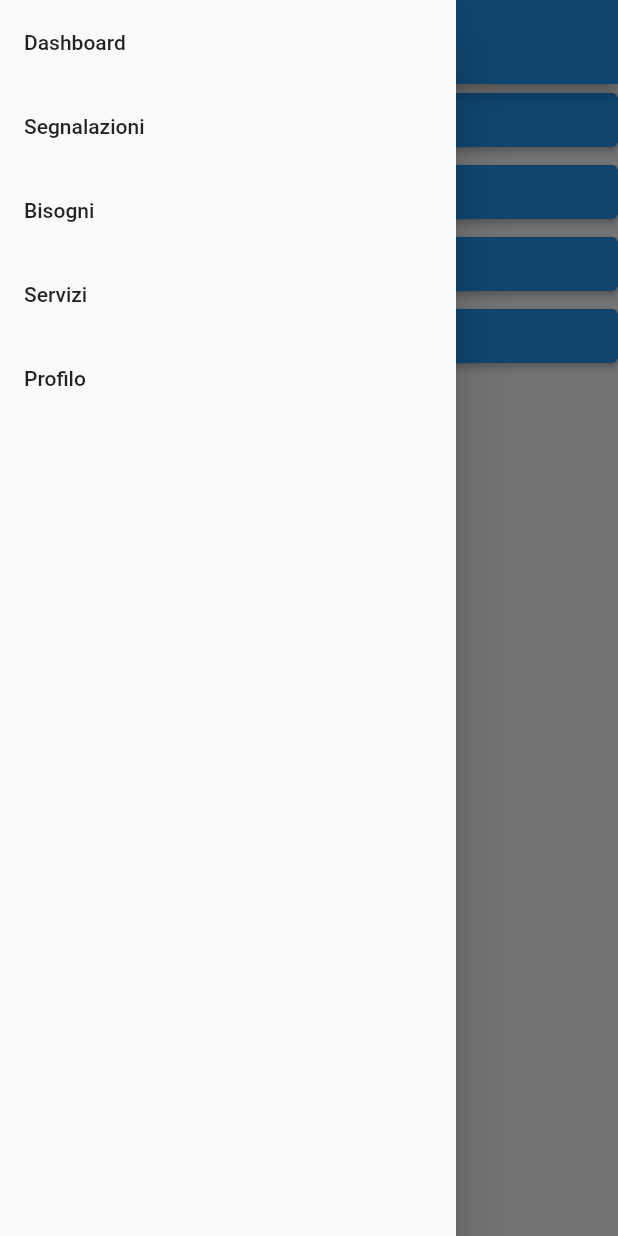
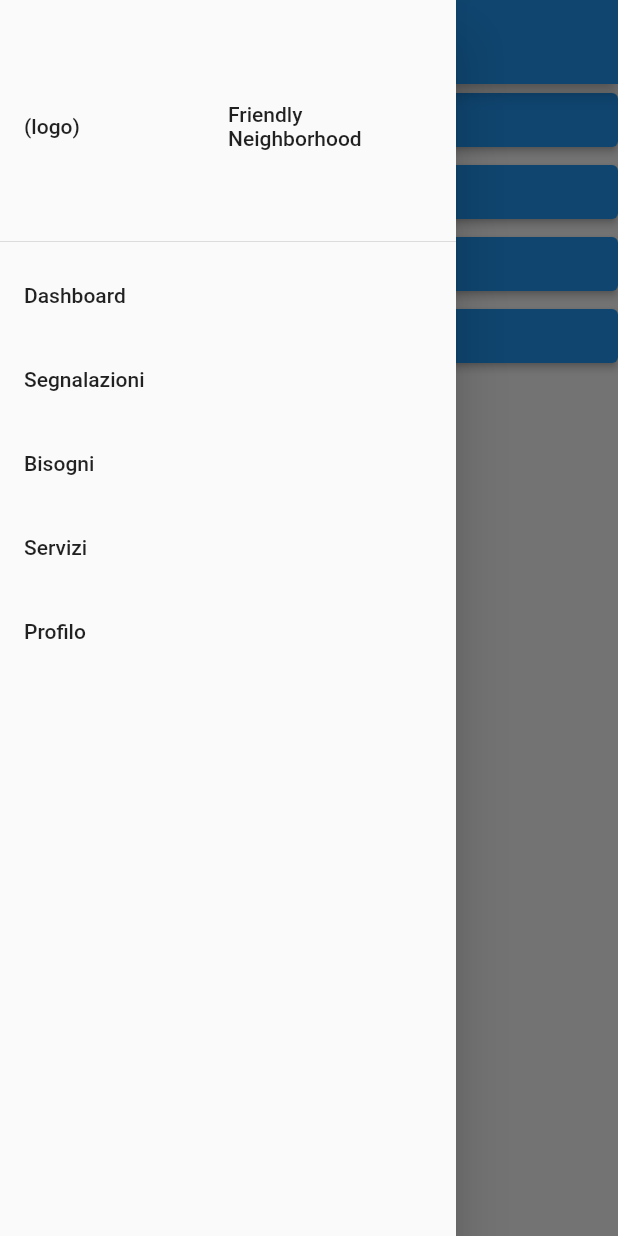
Before and after one commit to SartoriS886809/IngegneriaDelSoftware_2022-2023, a Flutter app: the Core screen opened directly, with the side drawer open, on a phone screen of 412 x 824 dp. Run offline on Flutter 3.47's test engine with Material 2 defaults, Android fonts, the phone set to English and light mode, and no system bars; our stand-ins replace dropdown_search, flutter_local_notifications, sqflite, timezone; accounts and stored records are empty.

Commit message:
implementato aggiornamento automatico bisogni, inserito un drawerheader temporaneo (da inserire logo app)

```diff
--- a/app_android/friendly_neighborhood/lib/core/drawer_template.dart
+++ b/app_android/friendly_neighborhood/lib/core/drawer_template.dart
@@ -17,7 +17,37 @@ class ConstructDrawer extends StatelessWidget {
   @override
   Widget build(BuildContext context) {
     return Drawer(
-        child: ListView.builder(
+      child: ListView.builder(
+        itemCount: _routes.length+1,
+        itemBuilder: (context, index) {
+          if(index==0){
+            return DrawerHeader(
+              child:Row(
+                children: const [
+                  Expanded(child:Text("(logo)")),
+                  Expanded(child:
+                  Text("Friendly Neighborhood")
+                  )
+                ],
+              )
+              //decoration:
+              //child: Text('Drawer Header'),
+            );
+          }else{
+            final value = _routes.elementAt(index-1);
+            return ListTile(
+              title: Text(value),
+              onTap: () {
+                _currentRoute = value;
+                Navigator.pop(context);
+              },
+            );
+          }
+        },
+      ));
+
+
+      /*  child: ListView.builder(
       itemCount: _routes.length,
       itemBuilder: (context, index) {
         final value = _routes.elementAt(index);
@@ -29,6 +59,6 @@ class ConstructDrawer extends StatelessWidget {
           },
         );
       },
-    ));
+    ));*/
   }
 }
```
Also changed, not shown: app_android/friendly_neighborhood/lib/core/need/my_assignments.dart (+22 -2 lines), app_android/friendly_neighborhood/lib/core/need/my_needs.dart (+23 -2 lines), app_android/friendly_neighborhood/lib/core/need/neighbors_needs.dart (+23 -2 lines).
